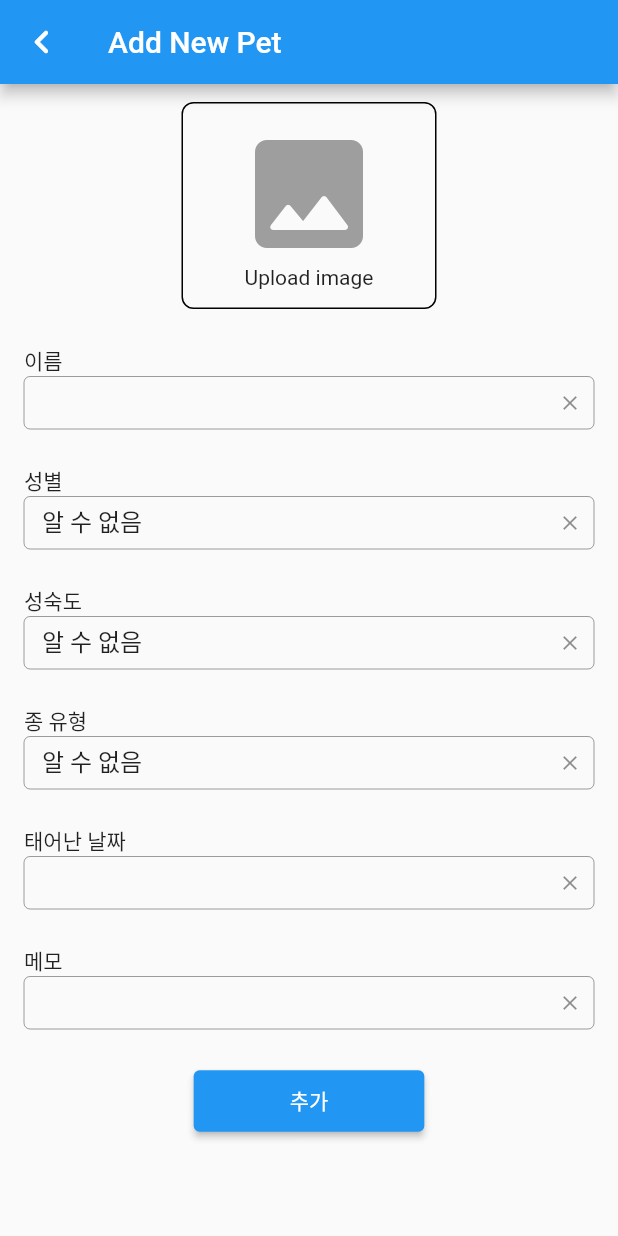
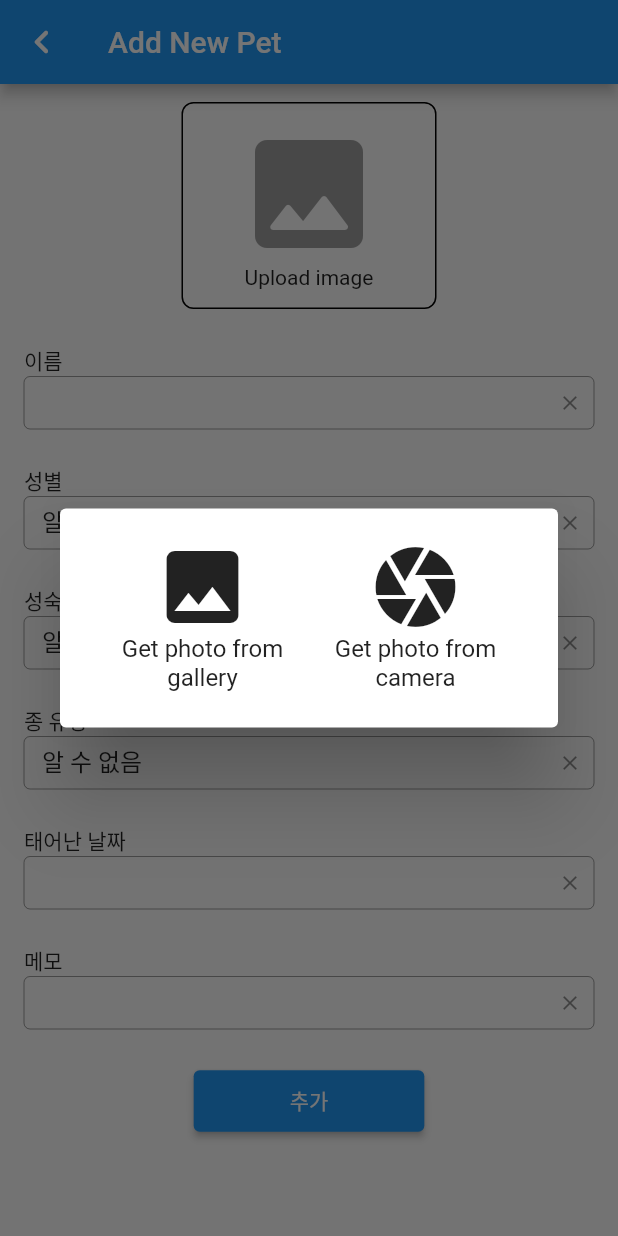
Before and after one commit to Raonshi/petdairy, a Flutter app: the AddPetPage screen opened by its route, after a tap on "Upload image", on a phone screen of 412 x 824 dp. Run offline on Flutter 3.47's test engine with Material 2 defaults, Android fonts, the phone set to English and light mode, and no system bars; our stand-ins replace freezed_annotation, go_router, image_cropper, image_picker, logger, shared_preferences; accounts and stored records are empty.

Commit message:
improve add pet feature : implements image upload logic

```diff
--- a/lib/data/pet_model.dart
+++ b/lib/data/pet_model.dart
@@ -13,7 +13,7 @@ class Pet with _$Pet {
     String? uid,
     String? name,
     DateTime? birthDay,
-    String? imageBytes,
+    List<int>? image,
     SexType? sexType,
     GrowthType? growth,
     AnimalType? species,
--- a/lib/pages/add_pet/add_pet_page.dart
+++ b/lib/pages/add_pet/add_pet_page.dart
@@ -1,3 +1,4 @@
+import 'package:flutter/foundation.dart';
 import 'package:flutter/material.dart';
 import 'package:go_router/go_router.dart';
 import 'package:petdiary/data/enums.dart';
@@ -34,22 +35,70 @@ class AddPetPage extends StatelessWidget {
                 child: SingleChildScrollView(
                   child: Column(
                     children: [
-                      InkWell(
-                        onTap: () {},
+                      Consumer<AddPetProvider>(builder: (context, provider, _) {
+                        return InkWell(
+                          onTap: () {
+                            showDialog(
+                              context: context,
+                              builder: (context) => AlertDialog(
+                                content: Column(
+                                  mainAxisSize: MainAxisSize.min,
+                                  children: [
+                                    Row(
+                                      mainAxisSize: MainAxisSize.min,
+                                      children: [
+                                        Expanded(
+                                          child: InkWell(
+                                            onTap: () => provider.onClickImageFromGallery(),
+                                            child: Column(
+                                              children: const [
+                                                Icon(Icons.image, size: 64.0),
+                                                Text(
+                                                  'Get photo from gallery',
+                                                  textAlign: TextAlign.center,
+                                                ),
+                                              ],
+                                            ),
+                                          ),
+                                        ),
+                                        Expanded(
+                                          child: InkWell(
+                                            onTap: () => provider.onClickImageFromCamera(),
+                                            child: Column(
+                                              children: const [
+                                                Icon(Icons.camera, size: 64.0),
+                                                Text(
+                                                  'Get photo from camera',
+                                                  textAlign: TextAlign.center,
+                                                ),
+                                              ],
+                                            ),
+                                          ),
+                                        )
+                                      ],
+                                    ),
+                                  ],
+                                ),
+                              ),
+                            );
+                          },
                           child: Container(
                             decoration: BoxDecoration(
                               border: Border.all(),
                               borderRadius: BorderRadius.circular(8.0),
                             ),
                             padding: const EdgeInsets.symmetric(vertical: 12.0, horizontal: 36.0),
-                          child: Column(
+                            child: provider.newPet.image == null
+                                ? Column(
                                     children: const [
                                       Icon(Icons.image_rounded, size: 96.0, color: Colors.grey),
                                       Text('Upload image'),
                                     ],
+                                  )
+                                : Image.memory(Uint8List.fromList(provider.newPet.image ?? [])),
                           ),
-                        ),
-                      ),
+                        );
+                      }),
                       const SizedBox(height: 24.0),
 
                       // Pet Name
--- a/pubspec.yaml
+++ b/pubspec.yaml
@@ -46,9 +46,12 @@ dependencies:
   freezed_annotation: ^2.2.0
   json_annotation: ^4.7.0
   logger: ^1.1.0
-  image_picker: ^0.8.6
   uuid: ^3.0.7
   intl: ^0.18.0
+
+  # Image Processing
+  image_picker: ^0.8.6
+  image_cropper: ^3.0.1
 
   # Local Storage
   shared_preferences: ^2.0.15
```
Also changed, not shown: lib/pages/add_pet/add_pet_provider.dart (+45 -0 lines), lib/pages/root/root_page.dart (+5 -2 lines), lib/data/pet_model.freezed.dart, lib/data/pet_model.g.dart, pubspec.lock, 1 other file. Lines whose indentation alone changed are shown as unchanged.
